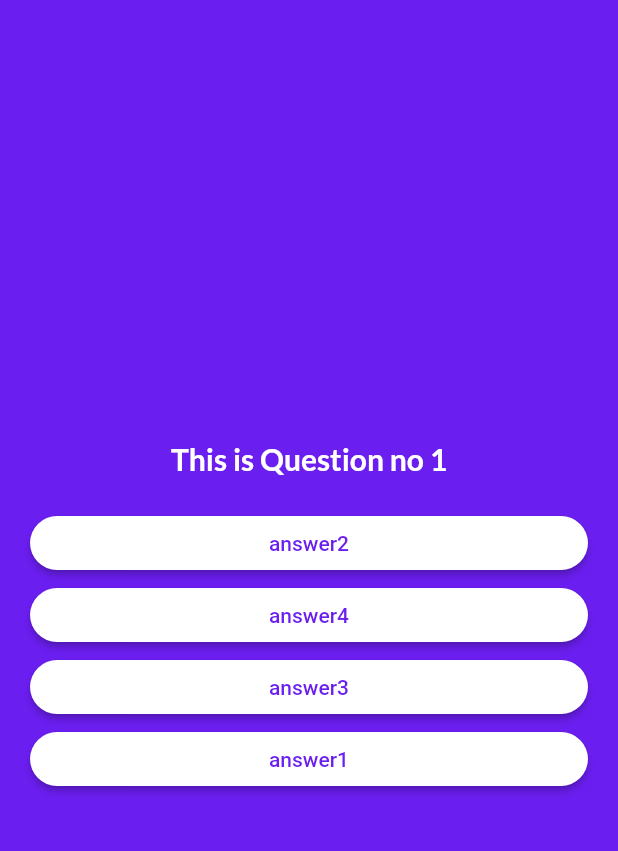
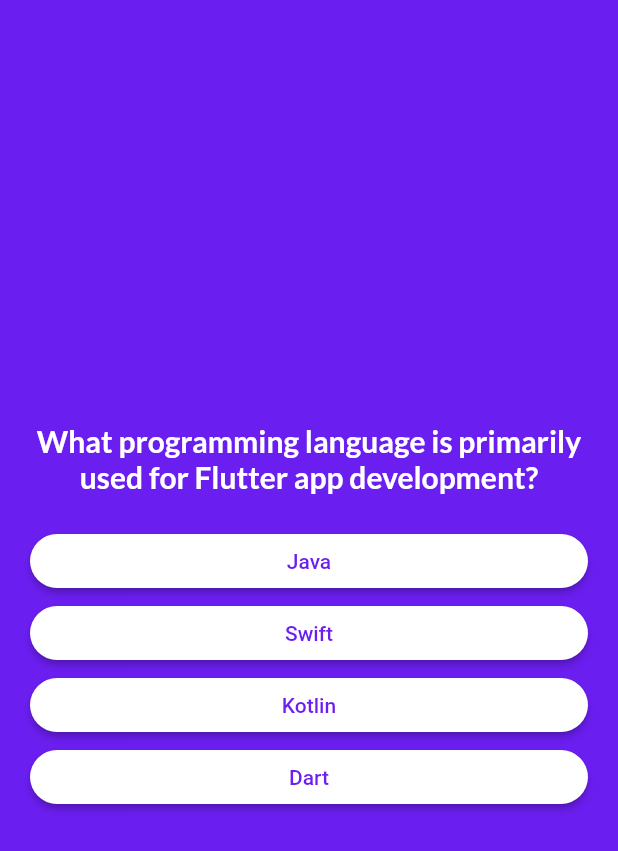
Before and after one commit to imovais/quiz, a Flutter app: the QuestionScreen screen opened directly, on a phone screen of 412 x 824 dp. Shown: the top 851 px of the screen. Run offline on Flutter 3.47's test engine with Material 2 defaults, Android fonts, the phone set to English and light mode, and no system bars; our stand-ins replace google_fonts.

```diff
--- a/lib/Model/questions_model.dart
+++ b/lib/Model/questions_model.dart
@@ -5,7 +5,96 @@ class Questions {
   Questions({required this.question, required this.answers});
 }
 
- List<Questions> data = [
-  Questions(question: 'This is Question no 1', answers: ['answer1', 'answer2', 'answer3', 'answer4', ]),
-  Questions(question: 'This is Question no 2', answers: ['answer1', 'answer2', 'answer3', 'answer4', ]),
+List<Questions> data = [
+// Question 1
+  Questions(
+    question:
+        'What programming language is primarily used for Flutter app development?',
+    answers: ['Dart', 'Java', 'Kotlin', 'Swift'],
+  ),
+
+// Question 2
+  Questions(
+    question:
+        'Which widget in Flutter is used to create a scrollable list of widgets?',
+    answers: ['ListView', 'ScrollList', 'ScrollWidget', 'ListScroll'],
+  ),
+
+  Questions(
+    question: 'What does the MaterialApp widget in Flutter provide?',
+    answers: [
+      'A material design-themed application',
+      'A canvas to draw custom graphics',
+      'A platform to make HTTP requests',
+      'A database for local storage'
+    ],
+  ),
+
+// Question 4
+  Questions(
+    question: 'What is the purpose of the setState() method in Flutter?',
+    answers: [
+      'To rebuild the widget tree and update the UI',
+      'To initialize the state of a widget',
+      'To define the layout of a widget',
+      'To remove a widget from the widget tree'
+    ],
+  ),
+
+// Question 5
+  Questions(
+    question: 'Which Flutter class is used for routing and navigation?',
+    answers: ['Navigator', 'Router', 'RouteManager', 'PathFinder'],
+  ),
+
+// Question 6
+  Questions(
+    question: 'What does the hot reload feature in Flutter do?',
+    answers: [
+      'Updates the code in the running application without restarting it',
+      'Restarts the entire application',
+      'Reloads the Dart Virtual Machine',
+      'Compiles the code to native machine code'
+    ],
+  ),
+
+// Question 7
+  Questions(
+    question: 'What is a StatefulWidget in Flutter?',
+    answers: [
+      'A widget that can be updated dynamically',
+      'A widget that can\'t be updated after initialization',
+      'A widget without any state',
+      'A widget specifically for navigation'
+    ],
+  ),
+
+// Question 8
+  Questions(
+    question: 'What does the \'async\' keyword indicate in Dart and Flutter?',
+    answers: [
+      'It indicates a function that returns a Future',
+      'It defines a synchronous function',
+      'It specifies a function that runs on the main thread',
+      'It signifies a function that can\'t have any asynchronous operations'
+    ],
+  ),
+
+// Question 9
+  Questions(
+    question: 'Which widget is used for a material design app bar in Flutter?',
+    answers: ['AppBar', 'TopBar', 'HeaderBar', 'NavAppBar'],
+  ),
+
+// Question 10
+  Questions(
+    question:
+        'What is the purpose of the \'key\' parameter in Flutter widgets?',
+    answers: [
+      'It uniquely identifies a widget in the widget tree, enabling state preservation during rebuilds',
+      'It defines the color of the widget',
+      'It specifies the font size of the widget',
+      'It determines the position of the widget on the screen'
+    ],
+  ),
 ];
```
Also changed, not shown: lib/question_screen.dart (+20 -6 lines), lib/result_screen.dart (+74 -6 lines).
